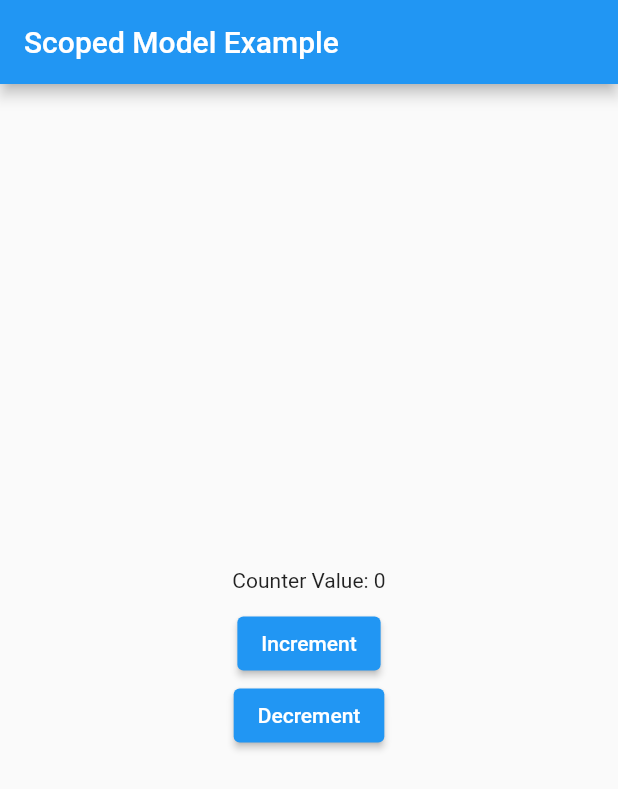
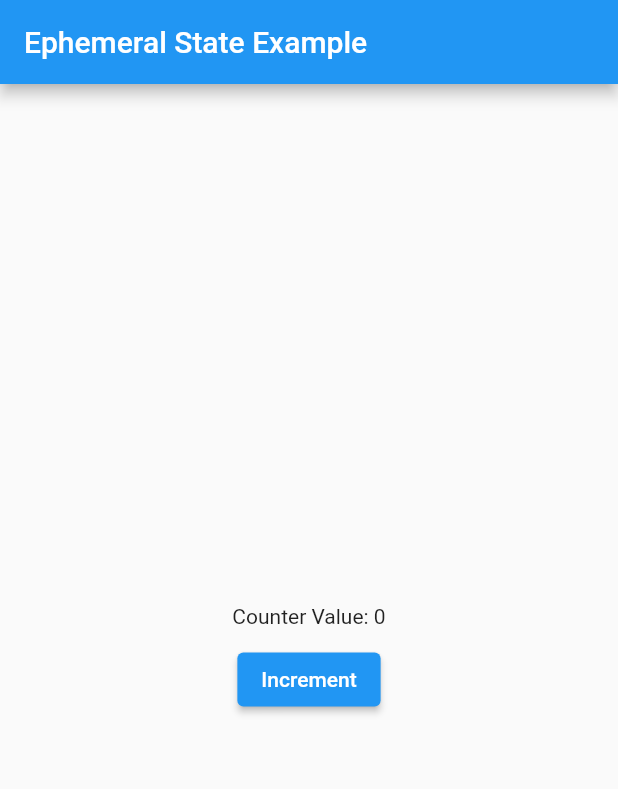
Before and after one commit to angelica1412/ephemeral_state_codelab, a Flutter app: the screen it shows after launch, on a phone screen of 412 x 824 dp. Shown: the top 789 px of the screen. Run offline on Flutter 3.47's test engine with Material 2 defaults, Android fonts, the phone set to English and light mode, and no system bars.

Commit message:
second commit

```diff
--- a/app_state_codelab/pubspec.yaml
+++ b/app_state_codelab/pubspec.yaml
@@ -30,6 +30,7 @@ environment:
 dependencies:
   flutter:
     sdk: flutter
+  scoped_model: ^2.0.0
 
 
   # The following adds the Cupertino Icons font to your application.
--- a/ephemeral_state_codelab/lib/main.dart
+++ b/ephemeral_state_codelab/lib/main.dart
@@ -1,65 +1,44 @@
 import 'package:flutter/material.dart';
-import 'package:scoped_model/scoped_model.dart';
 
-void main() => runApp(MyApp());
+void main() => runApp(MyEphemeralApp());
 
-class CounterModel extends Model {
-  int _counter = 0;
-
-  int get counter => _counter;
-
-  void increment() {
-    _counter++;
-    notifyListeners();
-  }
-
-  void decrement() {
-    _counter--;
-    notifyListeners();
-  }
-}
-
-class MyApp extends StatelessWidget {
-  final CounterModel model = CounterModel();
-
+class MyEphemeralApp extends StatelessWidget {
   @override
   Widget build(BuildContext context) {
-    return ScopedModel<CounterModel>(
-      model: model,
-      child: MaterialApp(
+    return MaterialApp(
       home: Scaffold(
-          appBar: AppBar(title: Text('Scoped Model Example')),
+        appBar: AppBar(title: Text('Ephemeral State Example')),
         body: CounterWidget(),
-        ),
       ),
     );
   }
 }
 
-class CounterWidget extends StatelessWidget {
+class CounterWidget extends StatefulWidget {
+  @override
+  _CounterWidgetState createState() => _CounterWidgetState();
+}
+
+class _CounterWidgetState extends State<CounterWidget> {
+  int _counter = 0;
+
   @override
   Widget build(BuildContext context) {
-    return ScopedModelDescendant<CounterModel>(
-      builder: (context, child, model) => Center(
+    return Center(
       child: Column(
         mainAxisAlignment: MainAxisAlignment.center,
         children: <Widget>[
-            Text('Counter Value: ${model.counter}'),
+          Text('Counter Value: $_counter'),
           SizedBox(height: 10),
           ElevatedButton(
             onPressed: () {
-                model.increment();
+              setState(() {
+                _counter++;
+              });
             },
             child: Text('Increment'),
           ),
-            ElevatedButton(
-              onPressed: () {
-                model.decrement();
-              },
-              child: Text('Decrement'),
-            ),
         ],
-        ),
       ),
     );
   }
--- a/ephemeral_state_codelab/pubspec.yaml
+++ b/ephemeral_state_codelab/pubspec.yaml
@@ -30,7 +30,6 @@ environment:
 dependencies:
   flutter:
     sdk: flutter
-  scoped_model: ^2.0.0
 
 
   # The following adds the Cupertino Icons font to your application.
```
Also changed, not shown: app_state_codelab/lib/main.dart (+40 -99 lines), app_state_codelab/pubspec.lock, ephemeral_state_codelab/pubspec.lock, 2 other files. Lines whose indentation alone changed are shown as unchanged.
